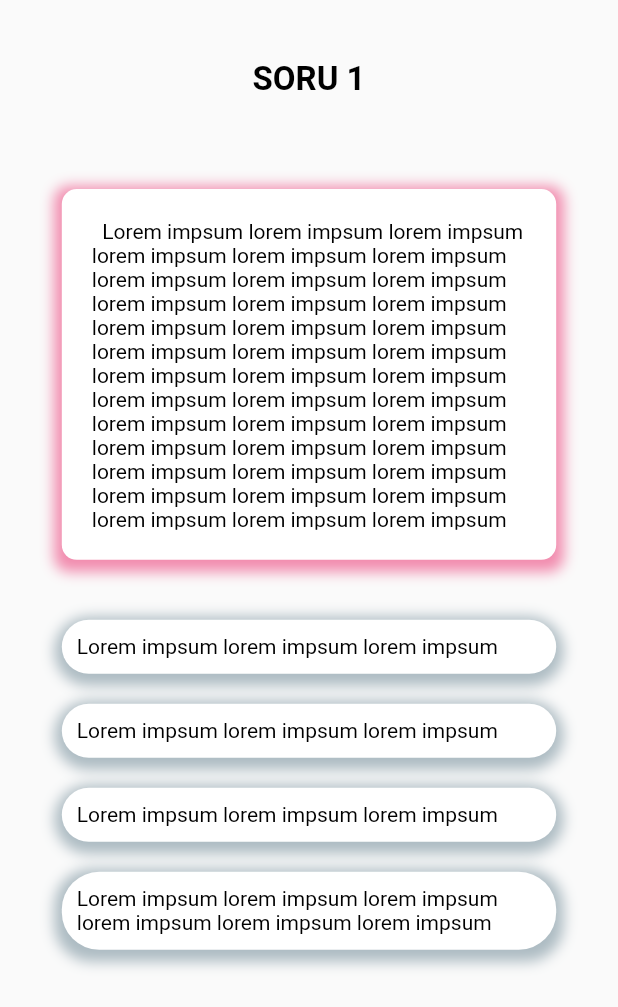
After one commit to mihribansahin/BulCozCek, a Flutter app: the QuestionScreen screen opened directly, on a phone screen of 412 x 824 dp. The commit adds this screen. Shown: the top 1007 px of the screen. Run offline on Flutter 3.47's test engine with Material 2 defaults, Android fonts, the phone set to English and light mode, and no system bars; our stand-ins replace animated_splash_screen, camera, fluttertoast, page_transition, sqflite; missing offline and left inert: flutter_ocr_camera; accounts and stored records are empty.

Commit message:
new commit

```diff
--- a/lib/database/user_dao.dart
+++ b/lib/database/user_dao.dart
@@ -8,6 +8,7 @@ import 'package:sqflite/sqflite.dart';
 import 'db.dart';
 
 class UserDao {
+
   late db _con;
   Database? _myDB;
   Map<String, dynamic>? _myValues;
--- a/lib/database/user_item.dart
+++ b/lib/database/user_item.dart
@@ -6,6 +6,7 @@ class UserItem {
   int? id;
   String? username;
   int? point;
+
   UserItem({this.id, this.username, this.point});
 
   Map<dynamic, dynamic> userItemToMap() {
--- a/lib/ui/helper/UİHelper.dart
+++ b/lib/ui/helper/UİHelper.dart
@@ -1,7 +1,11 @@
 import 'dart:ui';
 
-class UiHelper{
-  static String loremImpsum = "  Lorem impsum lorem impsum lorem impsum lorem impsum lorem impsum lorem impsum lorem impsum lorem impsum lorem impsum lorem impsum lorem impsum lorem impsum lorem impsum lorem impsum lorem impsum lorem impsum lorem impsum lorem impsum lorem impsum lorem impsum lorem impsum lorem impsum lorem impsum lorem impsum lorem impsum lorem impsum lorem impsum lorem impsum lorem impsum lorem impsum lorem impsum lorem impsum lorem impsum lorem impsum lorem impsum lorem impsum lorem impsum lorem impsum lorem impsum lorem impsum lorem impsum lorem impsum lorem impsum lorem impsum lorem impsum lorem impsum lorem impsum lorem impsum ";
+class UiHelper {
+  static String loremImpsum =
+      "  Lorem impsum lorem impsum lorem impsum lorem impsum lorem impsum lorem impsum lorem impsum lorem impsum lorem impsum lorem impsum lorem impsum lorem impsum lorem impsum lorem impsum lorem impsum lorem impsum lorem impsum lorem impsum lorem impsum lorem impsum lorem impsum lorem impsum lorem impsum lorem impsum lorem impsum lorem impsum lorem impsum lorem impsum lorem impsum lorem impsum lorem impsum lorem impsum lorem impsum lorem impsum lorem impsum lorem impsum lorem impsum lorem impsum lorem impsum lorem impsum lorem impsum lorem impsum lorem impsum lorem impsum lorem impsum lorem impsum lorem impsum lorem impsum ";
   static Color myPink = Color(0xffff0074);
-
+  static String optionOne = "Lorem impsum lorem impsum lorem impsum";
+  static String optionTwo = "Lorem impsum lorem impsum lorem impsum";
+  static String optionThree = "Lorem impsum lorem impsum lorem impsum";
+  static String optionFour = "Lorem impsum lorem impsum lorem impsum lorem impsum lorem impsum lorem impsum";
 }
--- a/lib/ui/screens/enter_player_names_screen.dart
+++ b/lib/ui/screens/enter_player_names_screen.dart
@@ -242,7 +242,8 @@ class EnterPlayerNamesScreenState extends State<EnterPlayerNamesScreen> {
                   },
                 ),
               ),
-            )
+            ),
+
           ],
         ),
       ),
--- /dev/null
+++ b/lib/ui/screens/question_screen.dart
@@ -0,0 +1,303 @@
+import 'package:bul_coz_cek_game/ui/helper/U%C4%B0Helper.dart';
+import 'package:flutter/cupertino.dart';
+import 'package:flutter/material.dart';
+
+import 'ocr_screen.dart';
+
+class QuestionScreen extends StatefulWidget {
+  @override
+  QuestionScreenState createState() => QuestionScreenState();
+}
+
+class QuestionScreenState extends State<QuestionScreen> {
+  Color colorTrueAnswer = Colors.lightGreenAccent;
+  Color colorFalseAnswer = Colors.red;
+  bool? isTrueAnswer;
+
+  bool answered = false;
+  var buttonsMap = new  Map<int,bool>();
+  int trueKey = 0;
+
+  int clickedOption = 0;
+
+
+  @override
+  void initState() {
+    // TODO: implement initState
+    super.initState();
+    buttonsMap[1] =  false;
+    buttonsMap[2] =  false;
+    buttonsMap[3] =  true;
+    buttonsMap[4] =  false;
+
+    buttonsMap.forEach((key, value) {
+
+      if(value == true){
+        trueKey = key;
+        debugPrint("TRUE KEY = $key");
+      }
+
+    });
+  }
+
+
+  @override
+  void setState(VoidCallback fn) {
+    // TODO: implement setState
+    super.setState(fn);
+  }
+
+  @override
+  Widget build(BuildContext context) {
+    // TODO: implement build
+    return Scaffold(
+      body: ListView(
+        shrinkWrap: true,
+        children: [
+          Center(
+            child: Column(
+              mainAxisAlignment: MainAxisAlignment.center,
+              children: [
+                SizedBox(
+                  height: 40,
+                ),
+                Text(
+                  "SORU 1",
+                  style: TextStyle(
+                      color: Colors.black,
+                      fontWeight: FontWeight.bold,
+                      fontSize: 22),
+                ),
+                SizedBox(
+                  height: 60,
+                ),
+                Container(
+                  padding: EdgeInsets.all(20),
+                  decoration: BoxDecoration(
+                      color: Colors.white,
+                      boxShadow: [
+                        BoxShadow(
+                          color: Colors.pink.withOpacity(0.5),
+                          spreadRadius: 5,
+                          blurRadius: 7,
+                          offset: Offset(0, 3), // changes position of shadow
+                        ),
+                      ],
+                      borderRadius: BorderRadius.circular(10)),
+                  height: MediaQuery.of(context).size.height * .3,
+                  width: MediaQuery.of(context).size.width * .8,
+                  child: Text(
+                    "${UiHelper.loremImpsum}",
+                    style: TextStyle(color: Colors.black),
+                  ),
+                ),
+                SizedBox(
+                  height: 40,
+                ),
+                InkWell(
+                  onTap: () => {
+                    debugPrint("1. OPTION ON PRESSED"),
+                    answered = true,
+                    clickedOption = 1,
+                    setState(
+                          () {},
+                    )
+                  },
+                  child: Container(
+                    decoration: BoxDecoration(
+                        color: (() {
+                          if (answered == false) {
+                            return Colors.white;
+                          } else if (answered && trueKey == 1 && clickedOption == 1 ) {
+                            return colorTrueAnswer;
+                          } else if (answered && trueKey != 1 && clickedOption == 1  )  {
+                            return colorFalseAnswer;
+                          } else{
+                             return Colors.white;
+                          }
+                        }()),
+                        boxShadow: [
+                          BoxShadow(
+                            color: Colors.blueGrey.withOpacity(0.5),
+                            spreadRadius: 5,
+                            blurRadius: 7,
+                            offset: Offset(0, 3), // changes position of shadow
+                          ),
+                        ],
+                        borderRadius: BorderRadius.circular(25)),
+                    constraints: BoxConstraints(
+                        maxHeight: MediaQuery.of(context).size.height * .07,
+                        maxWidth: MediaQuery.of(context).size.width * .8,
+                        minHeight: MediaQuery.of(context).size.height * .001,
+                        minWidth: MediaQuery.of(context).size.width * .8),
+                    child: Container(
+                      margin: EdgeInsets.all(10),
+                      child: Text(
+                        "${UiHelper.optionOne}",
+                        style: TextStyle(color: Colors.black),
+                      ),
+                    ),
+                  ),
+                ),
+                SizedBox(
+                  height: 20,
+                ),
+                InkWell(
+                  onTap: () => {
+                    debugPrint("2. OPTION ON PRESSED"),
+                    answered = true,
+                    clickedOption = 2,
+
+                    setState(
+                          () {},
+                    )
+                  },
+                  child: Container(
+                    decoration: BoxDecoration(
+                        color: (() {
+                          if (answered == false) {
+                            return Colors.white;
+                          } else if (answered && trueKey == 2 && clickedOption == 2) {
+                            return colorTrueAnswer;
+                          } else if (answered && trueKey != 2 && clickedOption ==2)  {
+                            return colorFalseAnswer;
+                          } else{
+                            return Colors.white;
+                          }
+                        }()),
+                        boxShadow: [
+                          BoxShadow(
+                            color: Colors.blueGrey.withOpacity(0.5),
+                            spreadRadius: 5,
+                            blurRadius: 7,
+                            offset: Offset(0, 3), // changes position of shadow
+                          ),
+                        ],
+                        borderRadius: BorderRadius.circular(25)),
+                    constraints: BoxConstraints(
+                        maxHeight: MediaQuery.of(context).size.height * .07,
+                        maxWidth: MediaQuery.of(context).size.width * .8,
+                        minHeight: MediaQuery.of(context).size.height * .001,
+                        minWidth: MediaQuery.of(context).size.width * .8),
+                    child: Container(
+                      margin: EdgeInsets.all(10),
+                      child: Text(
+                        "${UiHelper.optionTwo}",
+                        style: TextStyle(color: Colors.black),
+                      ),
+                    ),
+                  ),
+                ),
+                SizedBox(
+                  height: 20,
+                ),
+                InkWell(
+                  onTap: () => {
+                    debugPrint("3. OPTION ON PRESSED"),
+                    answered = true,
+                    clickedOption =3,
+                    Navigator.push(
+                      context,
+                      PageRouteBuilder(
+                        pageBuilder: (context, animation1,
+                            animation2) =>
+                            OcrPage(
+                            ),
+                      ),
+                    ),
+                    setState(
+                      () {},
+                    )
+                  },
+                  child: Container(
+                    decoration: BoxDecoration(
+                        color: (() {
+                          if (answered == false) {
+                            return Colors.white;
+                          } else if (answered && trueKey == 3 && clickedOption ==3) {
+                            return colorTrueAnswer;
+                          } else if (answered && trueKey != 3 && clickedOption ==3 )  {
+                            return colorFalseAnswer;
+                          } else{
+                            return Colors.white;
+                          }
+                        }()),
+                        boxShadow: [
+                          BoxShadow(
+                            color: Colors.blueGrey.withOpacity(0.5),
+                            spreadRadius: 5,
+                            blurRadius: 7,
+                            offset: Offset(0, 3), // changes position of shadow
+                          ),
+                        ],
+                        borderRadius: BorderRadius.circular(25)),
+                    constraints: BoxConstraints(
+                        maxHeight: MediaQuery.of(context).size.height * .07,
+                        maxWidth: MediaQuery.of(context).size.width * .8,
+                        minHeight: MediaQuery.of(context).size.height * .001,
+                        minWidth: MediaQuery.of(context).size.width * .8),
+                    child: Container(
+                      margin: EdgeInsets.all(10),
+                      child: Text(
+                        "${UiHelper.optionThree}",
+                        style: TextStyle(color: Colors.black),
+                      ),
+                    ),
+                  ),
+                ),
+                SizedBox(
+                  height: 20,
+                ),
+                InkWell(
+                  onTap: () => {
+                    debugPrint("4. OPTION ON PRESSED"),
+                    answered = true,
+                    clickedOption =4,
+                    setState(
+                          () {},
+                    )
+                  },
+                  child: Container(
+                    decoration: BoxDecoration(
+                        color: (() {
+                          if (answered == false) {
+                            return Colors.white;
+                          } else if (answered && trueKey == 4 && clickedOption ==4 ) {
+                            return colorTrueAnswer;
+                          } else if (answered && trueKey != 4  && clickedOption ==4)  {
+                            return colorFalseAnswer;
+                          } else{
+                            return Colors.white;
+                          }
+                        }()),
+                        boxShadow: [
+                          BoxShadow(
+                            color: Colors.blueGrey.withOpacity(0.5),
+                            spreadRadius: 5,
+                            blurRadius: 7,
+                            offset: Offset(0, 3), // changes position of shadow
+                          ),
+                        ],
+                        borderRadius: BorderRadius.circular(25)),
+                    constraints: BoxConstraints(
+                        maxHeight: MediaQuery.of(context).size.height * .07,
+                        minHeight: MediaQuery.of(context).size.height * .001,
+                        maxWidth: MediaQuery.of(context).size.width * .8,
+                        minWidth: MediaQuery.of(context).size.width * .8),
+                    child: Container(
+                      margin: EdgeInsets.all(10),
+                      child: Text(
+                        "${UiHelper.optionFour}",
+                        style: TextStyle(color: Colors.black),
+                      ),
+                    ),
+                  ),
+                )
+              ],
+            ),
+          )
+        ],
+      ),
+    );
+  }
+}
--- a/pubspec.yaml
+++ b/pubspec.yaml
@@ -13,6 +13,8 @@ dependencies:
   fluttertoast: ^8.0.8
   sqflite: ^2.0.0+4
   intl: ^0.17.0
+  flutter_ocr_camera: ^0.0.3
+
 
 
   # The following adds the Cupertino Icons font to your application.
```
Also changed, not shown: lib/ui/screens/ocr_screen.dart (added, +100 -0 lines), lib/ui/screens/random_two_player_selection_screen.dart (+28 -1 lines), pubspec.lock, 1 other file.
